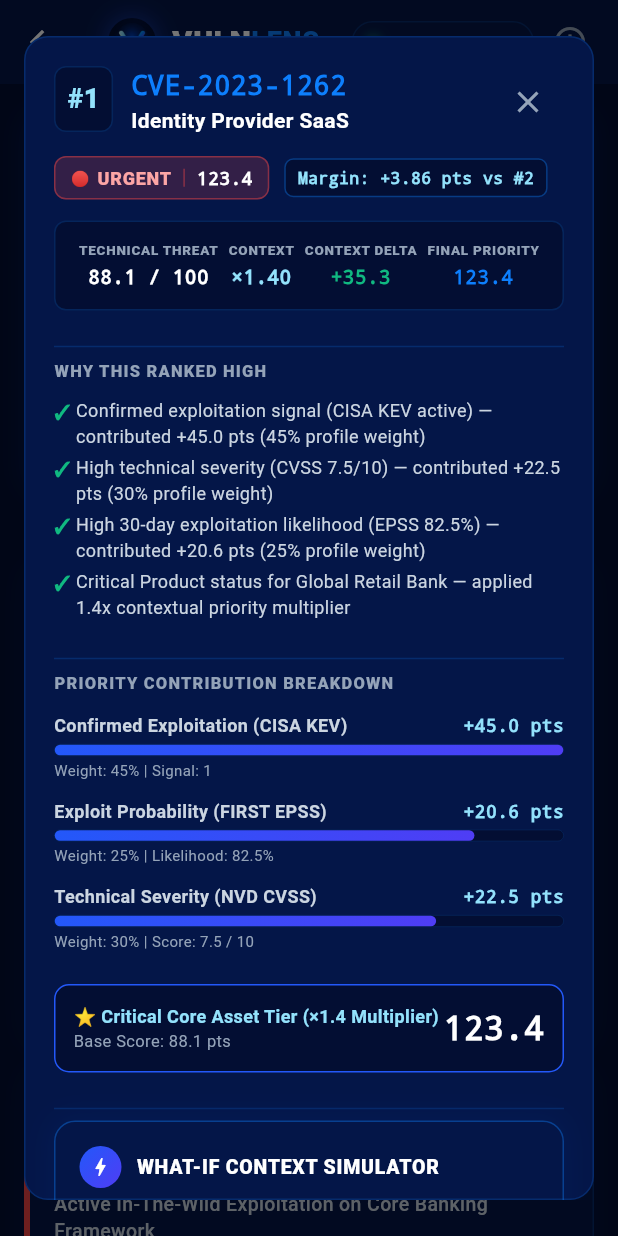
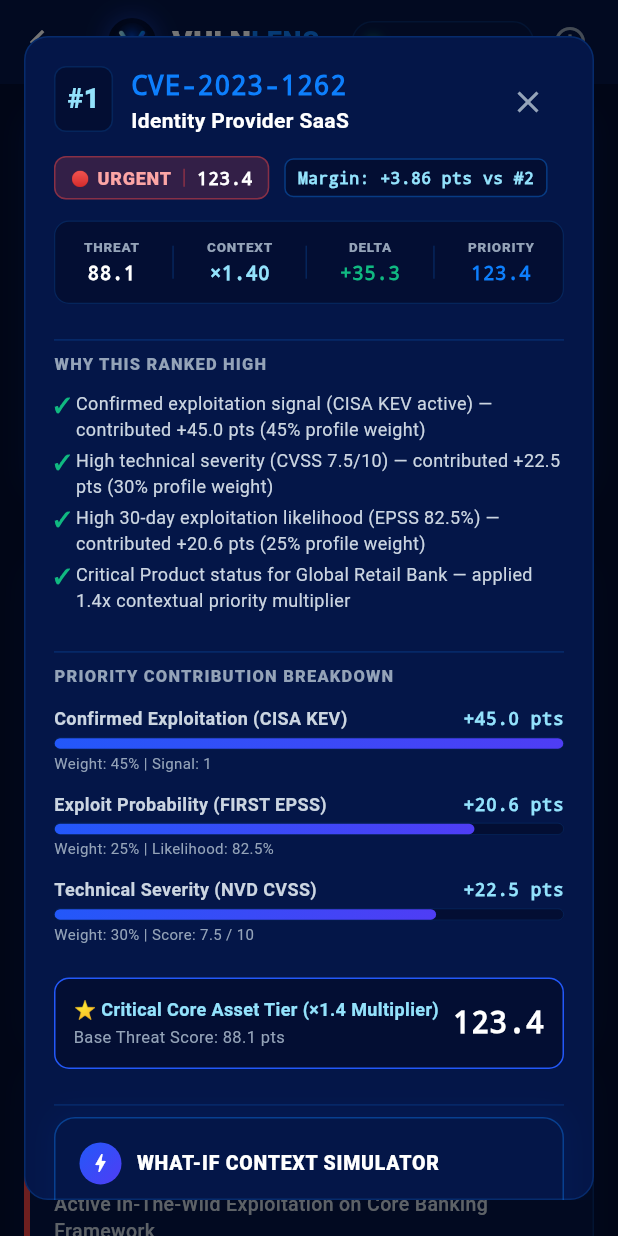
Before and after one commit to jaiganesh0502/vulnlens, a Flutter app: the HomeScreen screen opened directly, after a tap on "Why This Matters", on a phone screen of 412 x 824 dp. Run offline on Flutter 3.47's test engine with Material 3 defaults, Android fonts, the phone set to English and light mode, and no system bars; accounts and stored records are empty.

Commit message:
fix(mobile): resolve text overlap and cramping in Why This Matters modal dialog

```diff
--- a/vulnlens_mobile/lib/screens/vulnerability_detail_dialog.dart
+++ b/vulnlens_mobile/lib/screens/vulnerability_detail_dialog.dart
@@ -116,19 +116,22 @@ class VulnerabilityDetailDialog extends StatelessWidget {
 
               // Contextual Priority Metrics Row
               Container(
-                padding: const EdgeInsets.all(12),
+                padding: const EdgeInsets.symmetric(horizontal: 8, vertical: 10),
                 decoration: BoxDecoration(
                   color: VulnLensColors.bgPrimary,
-                  borderRadius: BorderRadius.circular(8),
-                  border: Border.all(color: VulnLensColors.borderSubtle),
+                  borderRadius: BorderRadius.circular(10),
+                  border: Border.all(color: VulnLensColors.borderSubtle, width: 0.8),
                 ),
                 child: Row(
                   mainAxisAlignment: MainAxisAlignment.spaceAround,
                   children: [
-                    _buildMetricCell('TECHNICAL THREAT', '${b.technicalThreatScore.toStringAsFixed(1)} / 100', Colors.white),
+                    _buildMetricCell('THREAT', b.technicalThreatScore.toStringAsFixed(1), Colors.white),
+                    Container(width: 1, height: 22, color: VulnLensColors.borderSubtle),
                     _buildMetricCell('CONTEXT', '×${b.contextMultiplier.toStringAsFixed(2)}', VulnLensColors.highlight),
-                    _buildMetricCell('CONTEXT DELTA', '+${b.contextDelta.toStringAsFixed(1)}', VulnLensColors.lowGreen),
-                    _buildMetricCell('FINAL PRIORITY', b.finalPriorityScore.toStringAsFixed(1), VulnLensColors.electricBlue),
+                    Container(width: 1, height: 22, color: VulnLensColors.borderSubtle),
+                    _buildMetricCell('DELTA', '+${b.contextDelta.toStringAsFixed(1)}', VulnLensColors.lowGreen),
+                    Container(width: 1, height: 22, color: VulnLensColors.borderSubtle),
+                    _buildMetricCell('PRIORITY', b.finalPriorityScore.toStringAsFixed(1), VulnLensColors.electricBlue),
                   ],
                 ),
               ),
--- a/vulnlens_mobile/lib/widgets/score_breakdown_widget.dart
+++ b/vulnlens_mobile/lib/widgets/score_breakdown_widget.dart
@@ -59,8 +59,10 @@ class ScoreBreakdownWidget extends StatelessWidget {
           ),
           child: Row(
             mainAxisAlignment: MainAxisAlignment.spaceBetween,
+            crossAxisAlignment: CrossAxisAlignment.center,
             children: [
-              Column(
+              Expanded(
+                child: Column(
                   crossAxisAlignment: CrossAxisAlignment.start,
                   children: [
                     Text(
@@ -75,8 +77,9 @@ class ScoreBreakdownWidget extends StatelessWidget {
                             : VulnLensColors.textSecondary,
                       ),
                     ),
+                    const SizedBox(height: 2),
                     Text(
-                    'Base Score: ${breakdown.baseScore.toStringAsFixed(1)} pts',
+                      'Base Threat Score: ${breakdown.baseScore.toStringAsFixed(1)} pts',
                       style: const TextStyle(
                         fontSize: 11,
                         color: VulnLensColors.textMuted,
@@ -84,10 +87,12 @@ class ScoreBreakdownWidget extends StatelessWidget {
                     ),
                   ],
                 ),
+              ),
+              const SizedBox(width: 8),
               Text(
                 breakdown.finalScore.toStringAsFixed(1),
                 style: const TextStyle(
-                  fontSize: 22,
+                  fontSize: 20,
                   fontFamily: 'monospace',
                   fontWeight: FontWeight.w900,
                   color: Colors.white,
--- a/vulnlens_mobile/lib/widgets/what_if_simulator.dart
+++ b/vulnlens_mobile/lib/widgets/what_if_simulator.dart
@@ -165,8 +165,10 @@ class _WhatIfSimulatorState extends State<WhatIfSimulator> {
             ),
             child: Row(
               mainAxisAlignment: MainAxisAlignment.spaceBetween,
+              crossAxisAlignment: CrossAxisAlignment.center,
               children: [
-                Column(
+                Expanded(
+                  child: Column(
                     crossAxisAlignment: CrossAxisAlignment.start,
                     children: [
                       Row(
@@ -196,7 +198,7 @@ class _WhatIfSimulatorState extends State<WhatIfSimulator> {
                         ),
                       ),
                       const Text(
-                      '✓ Organisational context changed',
+                        '✓ Context recalculates priority',
                         style: TextStyle(
                           fontSize: 10,
                           color: VulnLensColors.electricBlue,
@@ -205,6 +207,8 @@ class _WhatIfSimulatorState extends State<WhatIfSimulator> {
                       ),
                     ],
                   ),
+                ),
+                const SizedBox(width: 8),
                 PriorityBadge(
                   priority: simPriority,
                   score: simScore,
```
Lines whose indentation alone changed are shown as unchanged.
